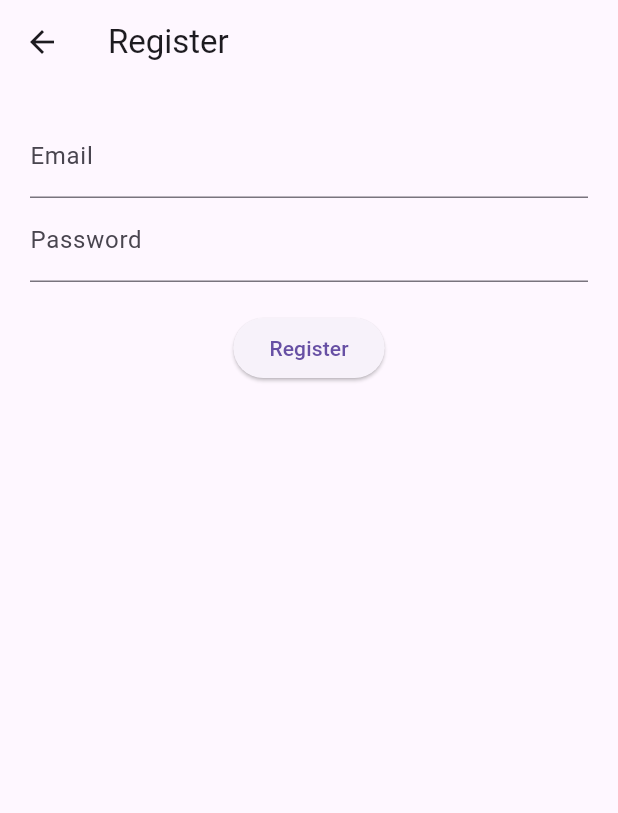
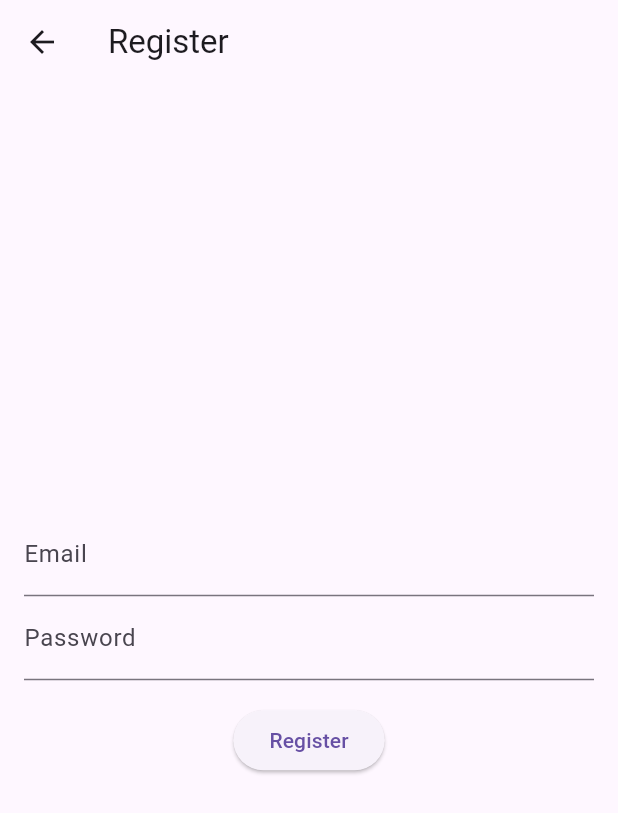
Before and after one commit to petrinopopa12/eureport_app, a Flutter app: the RegisterScreen screen opened directly, on a phone screen of 412 x 824 dp. Shown: the top 813 px of the screen. Run offline on Flutter 3.47's test engine with Material 3 defaults, Android fonts, the phone set to English and light mode, and no system bars; our stand-ins replace cloud_firestore, firebase_auth, firebase_core, geolocator, permission_handler; accounts and stored records are empty.

Commit message:
Initial commit

```diff
--- a/lib/screens/register_screen.dart
+++ b/lib/screens/register_screen.dart
@@ -1,37 +1,60 @@
 import 'package:flutter/material.dart';
 import 'package:firebase_auth/firebase_auth.dart';
 
-class RegisterScreen extends StatelessWidget {
-  final emailController = TextEditingController();
-  final passwordController = TextEditingController();
-  final auth = FirebaseAuth.instance;
+class RegisterScreen extends StatefulWidget {
+  const RegisterScreen({super.key});
 
-  void register(BuildContext context) async {
+  @override
+  State<RegisterScreen> createState() => _RegisterScreenState();
+}
+
+class _RegisterScreenState extends State<RegisterScreen> {
+  late final TextEditingController emailController;
+  late final TextEditingController passwordController;
+  String error = '';
+
+  @override
+  void initState() {
+    super.initState();
+    emailController = TextEditingController();
+    passwordController = TextEditingController();
+  }
+
+  @override
+  void dispose() {
+    emailController.dispose();
+    passwordController.dispose();
+    super.dispose();
+  }
+
+  void register() async {
     try {
-      await auth.createUserWithEmailAndPassword(
-        email: emailController.text.trim(),
-        password: passwordController.text.trim(),
+      await FirebaseAuth.instance.createUserWithEmailAndPassword(
+        email: emailController.text,
+        password: passwordController.text,
       );
-      Navigator.pop(context); // go back to login
+      Navigator.pop(context); // Go back to login
     } catch (e) {
-      ScaffoldMessenger.of(context).showSnackBar(
-        SnackBar(content: Text('Registration failed: ${e.toString()}')),
-      );
+      setState(() {
+        error = 'Registration failed: \${e.toString()}';
+      });
     }
   }
 
   @override
   Widget build(BuildContext context) {
     return Scaffold(
-      appBar: AppBar(title: Text('Register')),
+      appBar: AppBar(title: const Text('Register')),
       body: Padding(
-        padding: EdgeInsets.all(20),
+        padding: const EdgeInsets.all(16.0),
         child: Column(
+          mainAxisAlignment: MainAxisAlignment.center,
           children: [
-            TextField(controller: emailController, decoration: InputDecoration(labelText: 'Email')),
-            TextField(controller: passwordController, decoration: InputDecoration(labelText: 'Password'), obscureText: true),
-            SizedBox(height: 20),
-            ElevatedButton(onPressed: () => register(context), child: Text('Register')),
+            TextField(controller: emailController, decoration: const InputDecoration(labelText: 'Email')),
+            TextField(controller: passwordController, decoration: const InputDecoration(labelText: 'Password'), obscureText: true),
+            const SizedBox(height: 16),
+            ElevatedButton(onPressed: register, child: const Text('Register')),
+            Text(error, style: const TextStyle(color: Colors.red)),
           ],
         ),
       ),
```
Also changed, not shown: 1 other file.
